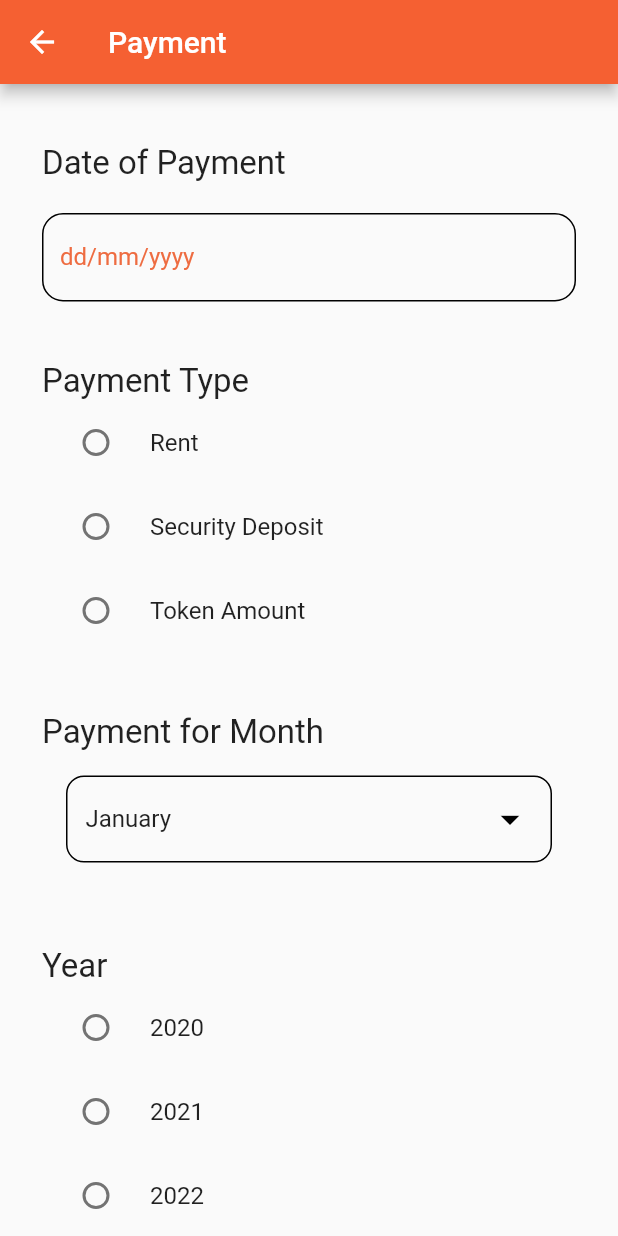
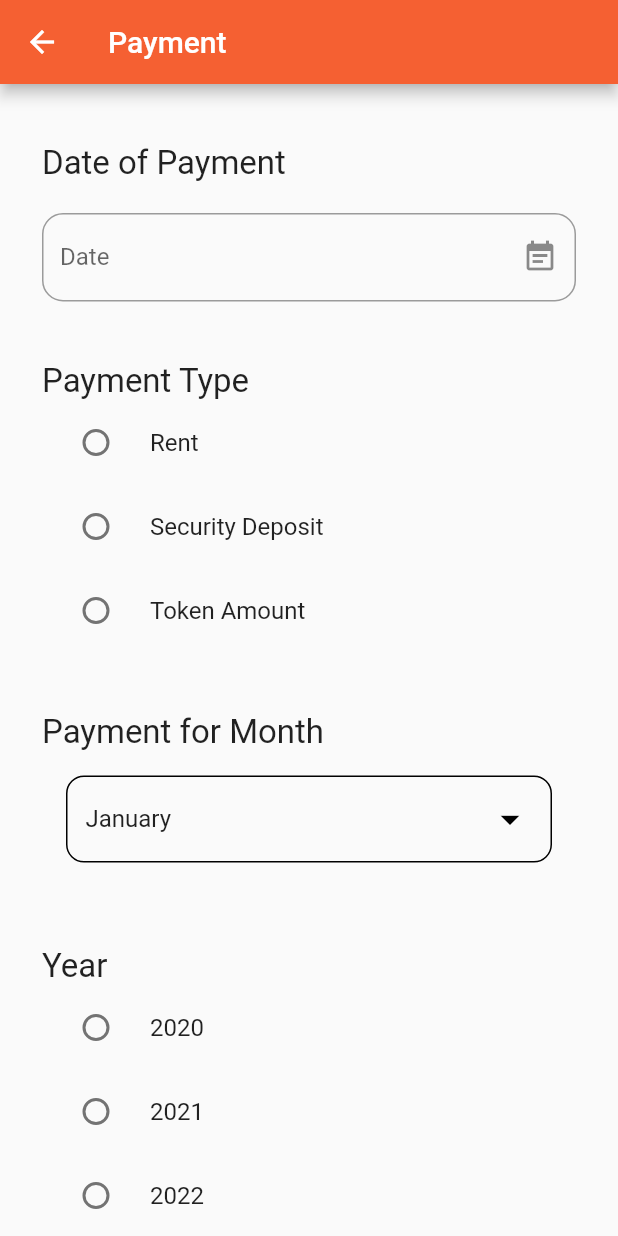
Before and after one commit to jaggadas/La-Mita-s, a Flutter app: the Payment screen opened by its route, on a phone screen of 412 x 824 dp. Run offline on Flutter 3.47's test engine with Material 2 defaults, Android fonts, the light colour scheme and no system bars; drawn by our look-alikes of date_field; our stand-ins replace cloud_firestore, firebase_auth, firebase_core, firebase_storage, flutter_markdown, fluttertoast and 4 more; missing offline and left inert: cloud_firestore_web, dart:html, dart:js, firebase_auth_web, firebase_core_web, firebase_storage_web and 2 more; accounts and stored records are empty.

Commit message:
configured payment page

```diff
--- a/lib/main.dart
+++ b/lib/main.dart
@@ -39,8 +39,8 @@ class MyApp extends StatelessWidget {
         primaryColor: MyTheme.orange,
         accentColor: MyTheme.orange2,
       ),
-      initialRoute: MyRoutes.paymentRoute,
-      home: loginPage(),
+
+      home: FirebaseService().getInitialScreen(),
       routes: {
         // "/":(context) => userdetails(),
         MyRoutes.loginRoute: (context) => loginPage(),
--- a/lib/pages/below_appbar.dart
+++ b/lib/pages/below_appbar.dart
@@ -29,7 +29,7 @@ class below_appbar extends StatelessWidget {
               mainAxisAlignment: MainAxisAlignment.center,
               mainAxisSize: MainAxisSize.max,
               children: [
-               Image.asset('assets/images/homepagelogo.png',)
+               Image.asset('assets/images/Accomodation.png',)
               ],
             ),
 
--- a/lib/pages/payment_page.dart
+++ b/lib/pages/payment_page.dart
@@ -1,8 +1,12 @@
 import 'package:flutter/material.dart';
 import 'package:flutter/widgets.dart';
 import 'package:la_mita/pages/widgets/themes.dart';
+import 'package:la_mita/pages/widgets/toast.dart';
+import 'package:la_mita/services/Firebase.dart';
 import 'package:la_mita/utils/routes.dart';
 import 'package:la_mita/utils/Constants.dart';
+import 'package:date_field/date_field.dart';
+import 'package:flutter/services.dart';
 
 class Payment extends StatefulWidget {
   const Payment({Key? key}) : super(key: key);
@@ -35,9 +39,42 @@ class _MypaymentformState extends State<Mypaymentform> {
   var _result;
   var _result1;
   var _result2;
+  String date='';
+  String paymentType='';
+  String paymentMonth='';
+  String year='';
+  String paymentMode='';
+  String paymentAmount='';
+  String paymentRemarks='';
+  String authId=FirebaseService().getAuthId().toString();
 
   bool changeButton = true;
   String dropdownValue = 'January';
+  validateForm(){
+    if(date==''){
+      FlutterToastService().showToast('Please Enter Valid Date');
+      return false;}
+    else if(paymentType==''){
+      FlutterToastService().showToast('Please Enter Valid Payment Type');
+      return false;}
+    else if(paymentMonth==''){
+      FlutterToastService().showToast('Please Enter Valid Payment Month');
+      return false;}
+    else if(year==''){
+      FlutterToastService().showToast('Please Enter Valid Payment year');
+      return false;}
+    else if(paymentMode==''){
+      FlutterToastService().showToast('Please Enter Valid Payment Mode');
+      return false;}
+    else if(paymentRemarks==''){
+      FlutterToastService().showToast('Please Enter Valid Payment Remarks');
+      return false;}
+    else if(paymentAmount==''){
+      FlutterToastService().showToast('Please Enter Valid Payment Amount');
+      return false;}
+    else{return true;}
+  }
+
 
   String? value;
   final _formKey = GlobalKey<FormState>();
@@ -53,21 +90,25 @@ class _MypaymentformState extends State<Mypaymentform> {
 
             SizedBox(height: 20),
 
-            TextFormField(
-              cursorColor: MyTheme.orange4,
-              decoration: kInputDecoration.copyWith(
-                hintText: "Date of Payment",
+                DateTimeFormField(
+                  initialDate: DateTime.now(),
+                  decoration: InputDecoration(
+                    hintStyle: TextStyle(color: MyTheme.orange2),
+                    errorStyle: TextStyle(color: Colors.redAccent),
+                    border: OutlineInputBorder( borderSide: BorderSide(color: Colors.black, width: 1.0),
+                      borderRadius: BorderRadius.all(Radius.circular(14)),),
+                    suffixIcon: Icon(Icons.event_note),
+                    labelText: 'Date',
+                  ),
 
-                enabledBorder: OutlineInputBorder(
-                  borderSide: BorderSide(color: Colors.black, width: 1.0),
-                  borderRadius: BorderRadius.all(Radius.circular(14)),
+                  mode: DateTimeFieldPickerMode.date,
+
+                  autovalidateMode: AutovalidateMode.always,
+                  validator: (e) => (e?.day ?? 0) == 1 ? 'Please not the first day' : null,
+                  onDateSelected: (DateTime value) {
+                    date=value.toString().split(' ')[0];
+                  },
                 ),
-                // icon: const Icon(Icons.calendar_month),
-                // iconColor: Colors.black,
-
-                labelText: "dd/mm/yyyy",
-              ),
-            ),
             SizedBox(
               height: 40,
             ),
@@ -75,33 +116,37 @@ class _MypaymentformState extends State<Mypaymentform> {
             // ListTile(
             // title:
             const Text('Payment Type', style: TextStyle(fontSize: 22)),
+
             RadioListTile(
                 title: const Text('Rent'),
-                value: 1,
+                value: 'Rent',
                 groupValue: _result,
                 onChanged: (value) {
                   setState(() {
                     _result = value;
+                    paymentType=value.toString();
                   });
                 }),
 
             RadioListTile(
                 title: const Text('Security Deposit'),
-                value: 2,
+                value: 'Security Deposit',
                 groupValue: _result,
                 onChanged: (value) {
                   setState(() {
                     _result = value;
+                    paymentType=value.toString();
                   });
                 }),
 
             RadioListTile(
                 title: const Text('Token Amount'),
-                value: 3,
+                value: 'Token Amount',
                 groupValue: _result,
                 onChanged: (value) {
                   setState(() {
                     _result = value;
+                    paymentType=value.toString();
                   });
                 }),
 
@@ -128,6 +173,7 @@ class _MypaymentformState extends State<Mypaymentform> {
                     onChanged: (String? newValue) {
                       setState(() {
                         dropdownValue = newValue!;
+                        paymentMonth=newValue.toString();
                       });
                     },
                     items: <String>[
@@ -160,49 +206,55 @@ class _MypaymentformState extends State<Mypaymentform> {
             const Text('Year', style: TextStyle(fontSize: 22)),
             RadioListTile(
                 title: const Text('2020'),
-                value: 4,
+                value: '2020',
                 groupValue: _result1,
                 onChanged: (value) {
                   setState(() {
                     _result1 = value;
+                    year=value.toString();
                   });
                 }),
 
             RadioListTile(
                 title: const Text('2021'),
-                value: 5,
+                value: '2021',
                 groupValue: _result1,
                 onChanged: (value) {
                   setState(() {
                     _result1 = value;
+                    year=value.toString();
                   });
                 }),
 
             RadioListTile(
                 title: const Text('2022'),
-                value: 6,
+                value: '2022',
+
                 groupValue: _result1,
                 onChanged: (value) {
                   setState(() {
                     _result1 = value;
+                    year=value.toString();
                   });
                 }),
             RadioListTile(
                 title: const Text('2023'),
-                value: 7,
+                value: '2023',
                 groupValue: _result1,
                 onChanged: (value) {
                   setState(() {
                     _result1 = value;
+                    year=value.toString();
                   });
                 }),
             RadioListTile(
                 title: const Text('2024'),
-                value: 8,
+                value: '2024',
                 groupValue: _result1,
                 onChanged: (value) {
                   setState(() {
                     _result1 = value;
+                    year=value.toString();
                   });
                 }),
 
@@ -213,48 +265,53 @@ class _MypaymentformState extends State<Mypaymentform> {
             const Text('Mode of Payment', style: TextStyle(fontSize: 22)),
             RadioListTile(
                 title: const Text('Cash'),
-                value: 9,
+                value: 'Cash',
                 groupValue: _result2,
                 onChanged: (value) {
                   setState(() {
                     _result2 = value;
+                    paymentMode=value.toString();
                   });
                 }),
 
             RadioListTile(
                 title: const Text('Cheque'),
-                value: 10,
+                value: 'Cheque',
                 groupValue: _result2,
                 onChanged: (value) {
                   setState(() {
                     _result2 = value;
+                    paymentMode=value.toString();
                   });
                 }),
             RadioListTile(
                 title: const Text('Gpay'),
-                value: 11,
+                value: 'Gpay',
                 groupValue: _result2,
                 onChanged: (value) {
                   setState(() {
                     _result2 = value;
+                    paymentMode=value.toString();
                   });
                 }),
             RadioListTile(
                 title: const Text('PhonePay'),
-                value: 12,
+                value: 'PhonePay',
                 groupValue: _result2,
                 onChanged: (value) {
                   setState(() {
                     _result2 = value;
+                    paymentMode=value.toString();
                   });
                 }),
             RadioListTile(
                 title: const Text('Paytm'),
-                value: 13,
+                value:'Paytm',
                 groupValue: _result2,
                 onChanged: (value) {
                   setState(() {
                     _result2 = value;
+                    paymentMode=value.toString();
                   });
                 }),
 
@@ -262,6 +319,10 @@ class _MypaymentformState extends State<Mypaymentform> {
 
             TextFormField(
               cursorColor: MyTheme.orange2,
+              keyboardType: TextInputType.number,
+              inputFormatters: <TextInputFormatter>[
+                FilteringTextInputFormatter.digitsOnly
+              ],
               decoration: kInputDecoration.copyWith(
                 hintText: "Enter Amount",
 
@@ -275,6 +336,12 @@ class _MypaymentformState extends State<Mypaymentform> {
 
                 labelText: "Amount",
               ),
+              onChanged: (value){
+                setState(() {
+                  paymentAmount=value;
+                });
+
+              },
             ),
 
             SizedBox(height: 40),
@@ -292,6 +359,12 @@ class _MypaymentformState extends State<Mypaymentform> {
 
                 labelText: "Remarks",
               ),
+              onChanged: (value){
+                setState(() {
+                  paymentRemarks=value;
+                });
+
+              },
             ),
 
             SizedBox(height: 45),
@@ -304,7 +377,12 @@ class _MypaymentformState extends State<Mypaymentform> {
                     MaterialStateProperty.all<Color>(MyTheme.orange4),
                 foregroundColor: MaterialStateProperty.all<Color>(Colors.white),
               ),
-              onPressed: () {},
+              onPressed: () async{
+                print("$date\n$paymentType\n$paymentMonth\n$year\n$paymentMode\n$paymentAmount\n$paymentRemarks");
+                if (validateForm()){
+                await FirebaseService().sendPaymentForVerification(date, paymentType, paymentMonth, year, paymentMode, paymentAmount, paymentRemarks, authId, context);}
+
+              },
               child: Text('Submit'),
             )
           ]),
--- a/lib/pages/profile.dart
+++ b/lib/pages/profile.dart
@@ -69,7 +69,7 @@ class _myprofileState extends State<myprofile> {
               padding: EdgeInsets.only(left: 60, right: 60, top: 30),
               child: Column(children: [
                  Image.asset(
-                    'assets/images/profile.png',
+                    'assets/images/PROF.png',
                    height: 200,
                   ),
                 SizedBox(
--- a/lib/pages/widgets/themes.dart
+++ b/lib/pages/widgets/themes.dart
@@ -6,9 +6,7 @@ class MyTheme {
   static Color orange2 = const Color(0xffEF7C58);
   static Color orange3 = const Color(0xffEE6C41);
   static Color orange4 = const Color(0xffF56032);
-
   static Color grey = const Color(0xffBFBCBB);
   static Color light= const Color(0xffD4C7B3);
 
 }
-//F78c03
--- a/lib/services/Firebase.dart
+++ b/lib/services/Firebase.dart
@@ -36,12 +36,28 @@ class FirebaseService{
    FlutterToastService().showToast(e.toString());
       }
  }
+ getAuthId(){
+  return (auth.currentUser?.uid);
+ }
  getInitialScreen(){
   User? currentUser=auth.currentUser;
   if(currentUser==null){
    return loginPage();
   }else{
    return Home();
+  }
+ }
+ sendPaymentForVerification(String date, String type, String month, String year,String mode,String amount,String remarks,String uid,BuildContext context)async{
+  ProgressDialog pu=ProgressDialog(context: context);
+  pu.show(max: 100, msg: 'Please Wait',progressBgColor: MyTheme.orange2,progressValueColor: Colors.grey);
+  try{
+   await firestore.collection(kVerification).doc(auth.currentUser?.uid).set(
+       {kPaymentDate:date,kPaymentAmount:amount,kPaymentMode:mode,kPaymentMonth:month,kPaymentRemarks:remarks,kPaymentType:type,kPaymentYear:year,kUserId:'${auth.currentUser?.uid}'});
+   pu.close();
+  }
+  catch(e){
+   pu.close();
+   FlutterToastService().showToast('$e');
   }
  }
  updateDetails(String username,String email,String site,BuildContext context)async{
--- a/lib/utils/FirebaseConstants.dart
+++ b/lib/utils/FirebaseConstants.dart
@@ -6,3 +6,12 @@ const kEmail='email';
 const kSite='site';
 const kPhone='phone_number';
 const kNumber='numbers';
+const kVerification='payment_verification';
+const kPaymentDate='date';
+const kPaymentType='payment_type';
+const kPaymentMonth='payment_month';
+const kPaymentYear='payment_year';
+const kPaymentMode='payment_mode';
+const kPaymentAmount='payment_amount';
+const kPaymentRemarks='payment_remarks';
+const kUserId='user_id';
--- a/pubspec.yaml
+++ b/pubspec.yaml
@@ -31,6 +31,7 @@ dependencies:
 
   webview_flutter: ^2.1.0
   modal_progress_hud_nsn: ^0.1.0-nullsafety-1
+  date_field: ^3.0.0
 
 dev_dependencies:
   flutter_test:
```
Also changed, not shown: pubspec.lock.
